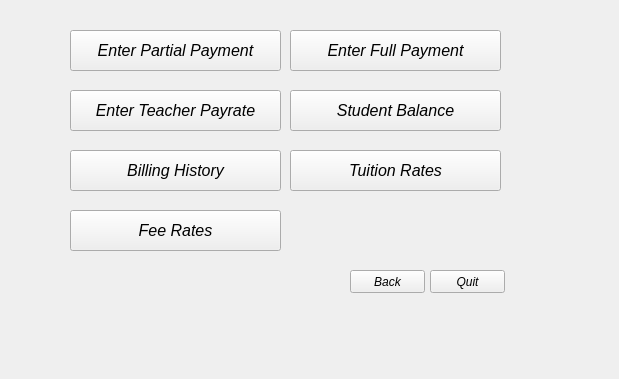
Above: together/Admin Landing.ui from SDSMT-CSC464-F15/dancesoft before the change. Below: the same form after it.
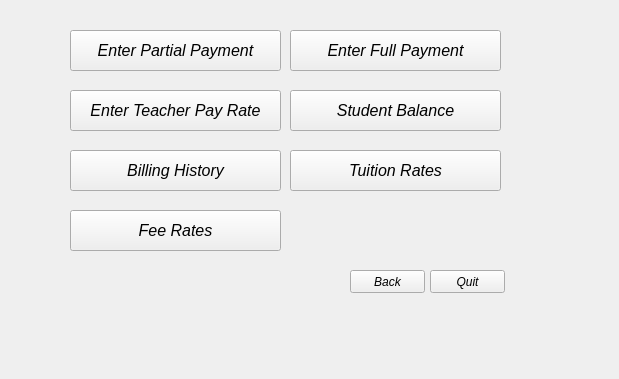
That is the form after the change. The open tabs and pages were chosen to show the change.

What changed in the file:
```diff
--- a/together/Admin Landing.ui
+++ b/together/Admin Landing.ui
@@ -751,7 +751,7 @@
        </font>
       </property>
       <property name="text">
-       <string>Enter Teacher Payrate</string>
+       <string>Enter Teacher Pay Rate</string>
       </property>
      </widget>
      <widget class="QPushButton" name="Tuition_btn">
```
